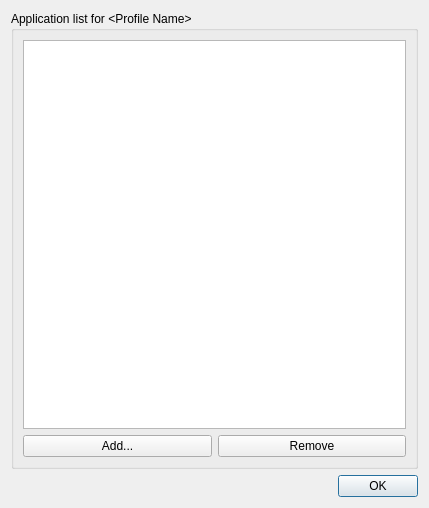
Old version of the form vkconfig/dlgcreateassociation.ui in the repository LunarG/VulkanTools.
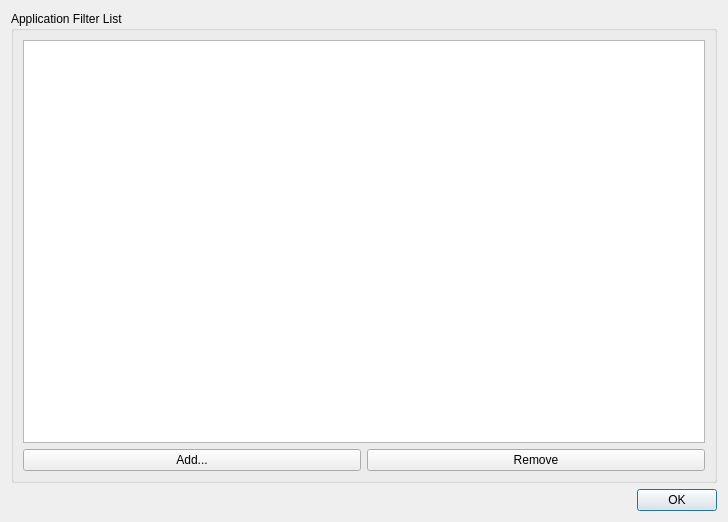
New version of the form.

The edit to the form file:
```diff
--- a/vkconfig/dlgcreateassociation.ui
+++ b/vkconfig/dlgcreateassociation.ui
@@ -6,8 +6,8 @@
    <rect>
     <x>0</x>
     <y>0</y>
-    <width>429</width>
-    <height>508</height>
+    <width>728</width>
+    <height>522</height>
    </rect>
   </property>
   <property name="windowTitle">
@@ -17,7 +17,7 @@
    <item>
     <widget class="QGroupBox" name="groupBox">
      <property name="title">
-      <string>Application list for &lt;Profile Name&gt;</string>
+      <string>Application Filter List</string>
      </property>
      <layout class="QGridLayout" name="gridLayout">
       <item row="0" column="0" colspan="2">
```
Left out of the diff: 2 changed lines with no effect on the pictures.
